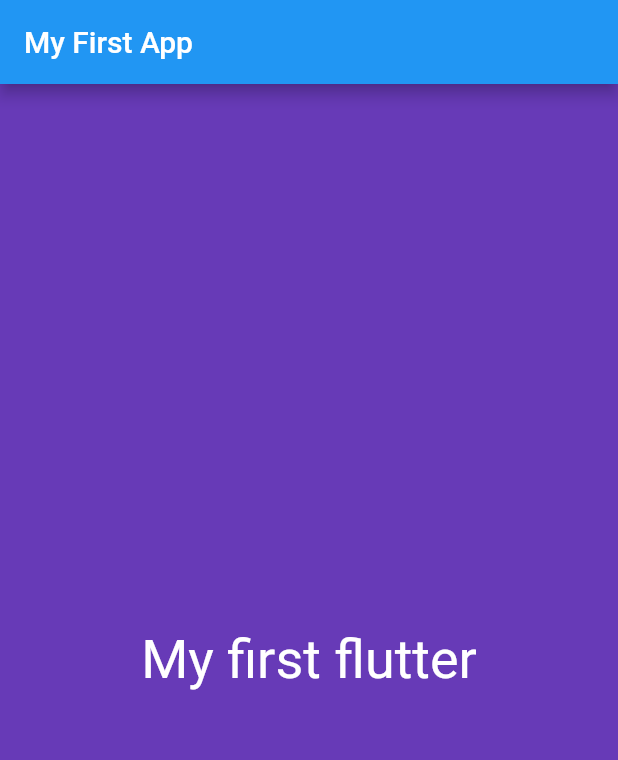
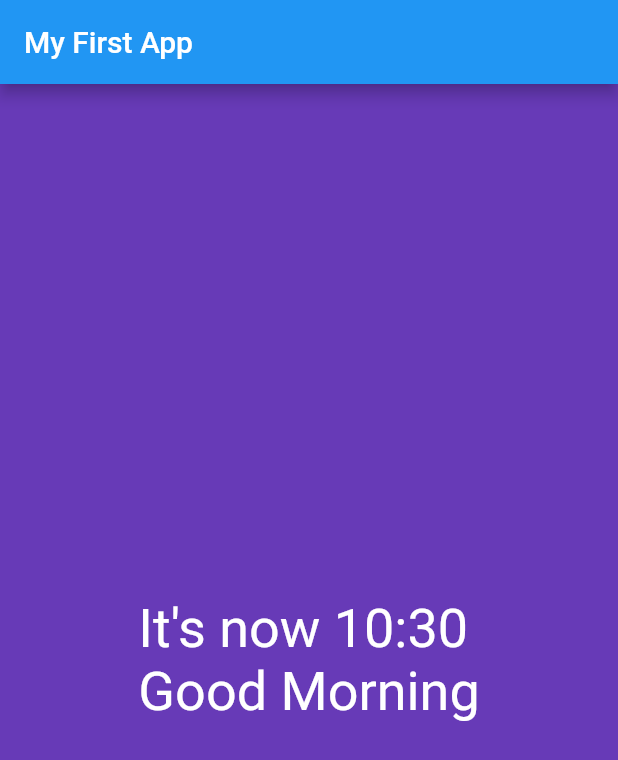
Before and after one commit to raminghaderi/my-first-flutter-app, a Flutter app: the screen it shows after launch, on a phone screen of 412 x 824 dp. Shown: the top 760 px of the screen. Run offline on Flutter 3.47's test engine with Material 2 defaults, Android fonts, the phone set to English and light mode, and no system bars.

Commit message:
Designing UIs, Organizing the code, Adding logic

```diff
--- a/lib/main.dart
+++ b/lib/main.dart
@@ -1,16 +1,18 @@
 import 'package:flutter/material.dart';
+import './screens/home.dart';
 
-void main() {
-  runApp(MaterialApp(
-      title: 'My First App',
-      home: Scaffold(
-          appBar: AppBar(title: Text('My First App')),
-          body: Material(
-              color: Colors.deepPurple,
-              child: Center(
-                  child: Text(
-                'My first flutter',
-                textDirection: TextDirection.ltr,
-                style: TextStyle(color: Colors.white, fontSize: 36.0),
-              ))))));
+void main() => runApp(new HelloFlutterApp());
+
+class HelloFlutterApp extends StatelessWidget {
+  @override
+  Widget build(BuildContext context) {
+    return MaterialApp(
+        debugShowCheckedModeBanner: false,
+        title: 'My First App',
+        home: Scaffold(
+            appBar: AppBar(title: Text('My First App')),
+            body: Home()
+              )
+            );
+  }
 }
--- /dev/null
+++ b/lib/screens/home.dart
@@ -0,0 +1,36 @@
+import 'package:flutter/material.dart';
+
+class Home extends StatelessWidget {
+  @override
+  Widget build(BuildContext context) {
+    return Material(
+        color: Colors.deepPurple,
+        child: Center(
+            child: Text(
+          sayHello(),
+          textDirection: TextDirection.ltr,
+          style: TextStyle(color: Colors.white, fontSize: 36.0),
+        )
+      )
+    );
+  }
+
+  String sayHello() {
+    String hello;
+    DateTime now = new DateTime.now();
+    int hour = now.hour;
+    int minute = now.minute;
+
+    if (hour < 12) {
+      hello = 'Good Morning';
+    }
+    else if (hour < 18) {
+      hello = 'Good Afternoon';
+    }
+    else {
+      hello = 'Good Evening';
+    }
+    String minutes = (minute < 10) ? ('0' + minute.toString()): minute.toString();
+    return 'It\'s now ' + hour.toString() + ':' + minutes + '\n' + hello;
+  }
+}
```
